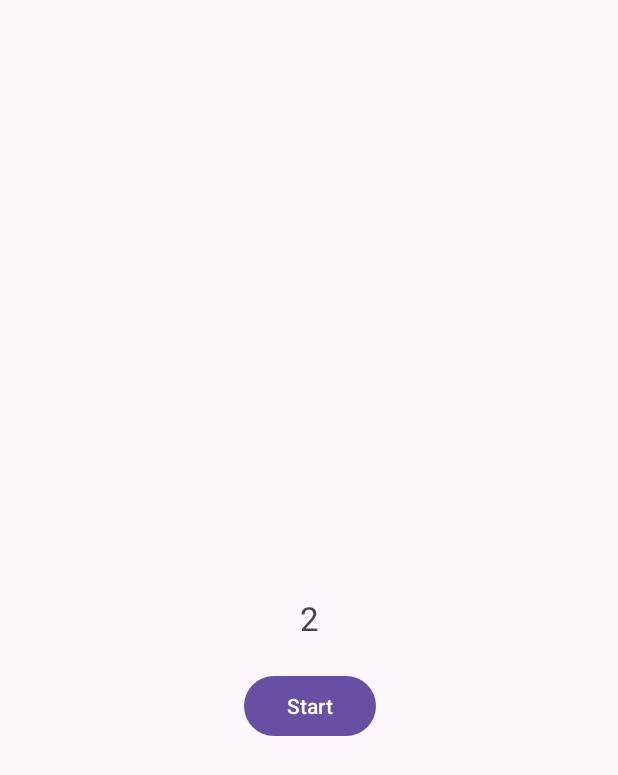
After one commit to lokeshkoundal/Newz-weather, an Android app: the FlowsActivity screen opened directly, with no data from a screen before it, on a phone screen of 412 x 824 dp. The commit adds this screen. Shown: the top 775 px of the screen. Run offline under Robolectric (Android 15) with nearby library versions, the phone set to English and light mode, and no system bars.

Commit message:
practiced flows

```diff
--- a/app/src/main/AndroidManifest.xml
+++ b/app/src/main/AndroidManifest.xml
@@ -4,7 +4,6 @@
 
     <uses-permission android:name="android.permission.INTERNET" />
     <uses-permission android:name="android.permission.ACCESS_NETWORK_STATE" />
-
 
     <application
         android:name=".MyApp"
@@ -18,12 +17,14 @@
         android:theme="@style/Theme.Newz"
         tools:targetApi="31">
         <activity
+            android:name=".activities.FlowsActivity"
+            android:exported="false" />
+        <activity
             android:name=".activities.BookmarkActivity"
             android:exported="false" />
         <activity
             android:name=".activities.ReadMoreActivity"
             android:exported="false" />
-
         <activity
             android:name=".activities.MainActivity"
             android:exported="true">
--- /dev/null
+++ b/app/src/main/java/com/example/newz/activities/FlowsActivity.kt
@@ -0,0 +1,37 @@
+package com.example.newz.activities
+
+import android.os.Bundle
+import android.widget.Button
+import android.widget.TextView
+import androidx.activity.viewModels
+import androidx.appcompat.app.AppCompatActivity
+import androidx.lifecycle.lifecycleScope
+import com.example.newz.R
+import com.example.newz.viewmodels.FlowsVM
+import kotlinx.coroutines.launch
+
+class FlowsActivity : AppCompatActivity() {
+    private lateinit var textiew : TextView
+    private lateinit var btn : Button
+
+    private val viewModel : FlowsVM by viewModels()
+
+    override fun onCreate(savedInstanceState: Bundle?) {
+        super.onCreate(savedInstanceState)
+        setContentView(R.layout.activity_flows)
+
+        textiew = findViewById(R.id.textView)
+        btn = findViewById(R.id.btn)
+
+        lifecycleScope.launch {
+            viewModel.numberFlow.collect{
+                textiew.text = it.toString()
+            }
+        }
+
+//        btn.setOnClickListener{
+//
+//        }
+
+    }
+}
--- a/app/src/main/java/com/example/newz/activities/MainActivity.kt
+++ b/app/src/main/java/com/example/newz/activities/MainActivity.kt
@@ -218,7 +218,9 @@ class MainActivity : AppCompatActivity() {
         }
 
         bookmarkBtn.setOnClickListener {
-            val intent = Intent(this, BookmarkActivity::class.java)
+//            val intent = Intent(this, BookmarkActivity::class.java)
+//            startActivity(intent)
+            val intent = Intent(this, FlowsActivity::class.java)
             startActivity(intent)
         }
 
--- /dev/null
+++ b/app/src/main/java/com/example/newz/viewmodels/FlowsVM.kt
@@ -0,0 +1,17 @@
+package com.example.newz.viewmodels
+
+import androidx.lifecycle.ViewModel
+import kotlinx.coroutines.delay
+import kotlinx.coroutines.flow.Flow
+import kotlinx.coroutines.flow.flow
+
+class FlowsVM : ViewModel() {
+
+    val numberFlow: Flow<Int> = flow{
+        repeat(20){
+            emit(it+1)
+            delay(1000)
+        }
+    }
+
+}
--- /dev/null
+++ b/app/src/main/res/layout/activity_flows.xml
@@ -0,0 +1,34 @@
+<?xml version="1.0" encoding="utf-8"?>
+<androidx.constraintlayout.widget.ConstraintLayout xmlns:android="http://schemas.android.com/apk/res/android"
+    xmlns:app="http://schemas.android.com/apk/res-auto"
+    xmlns:tools="http://schemas.android.com/tools"
+    android:id="@+id/main"
+    android:layout_width="match_parent"
+    android:layout_height="match_parent"
+    tools:context=".activities.FlowsActivity">
+
+
+    <TextView
+        android:id="@+id/textView"
+        android:layout_width="wrap_content"
+        android:layout_height="wrap_content"
+        android:text="@string/app_name"
+        android:textSize="22sp"
+        app:layout_constraintBottom_toBottomOf="parent"
+        app:layout_constraintEnd_toEndOf="parent"
+        app:layout_constraintHorizontal_bias="0.5"
+        app:layout_constraintStart_toStartOf="parent"
+        app:layout_constraintTop_toTopOf="parent"
+        app:layout_constraintVertical_bias="0.5" />
+
+    <Button
+        android:id="@+id/btn"
+        android:layout_width="wrap_content"
+        android:layout_height="wrap_content"
+        android:text="Start"
+        android:layout_marginTop="20dp"
+        app:layout_constraintEnd_toEndOf="@+id/textView"
+        app:layout_constraintStart_toStartOf="@+id/textView"
+        app:layout_constraintTop_toBottomOf="@+id/textView" />
+
+</androidx.constraintlayout.widget.ConstraintLayout>
```
